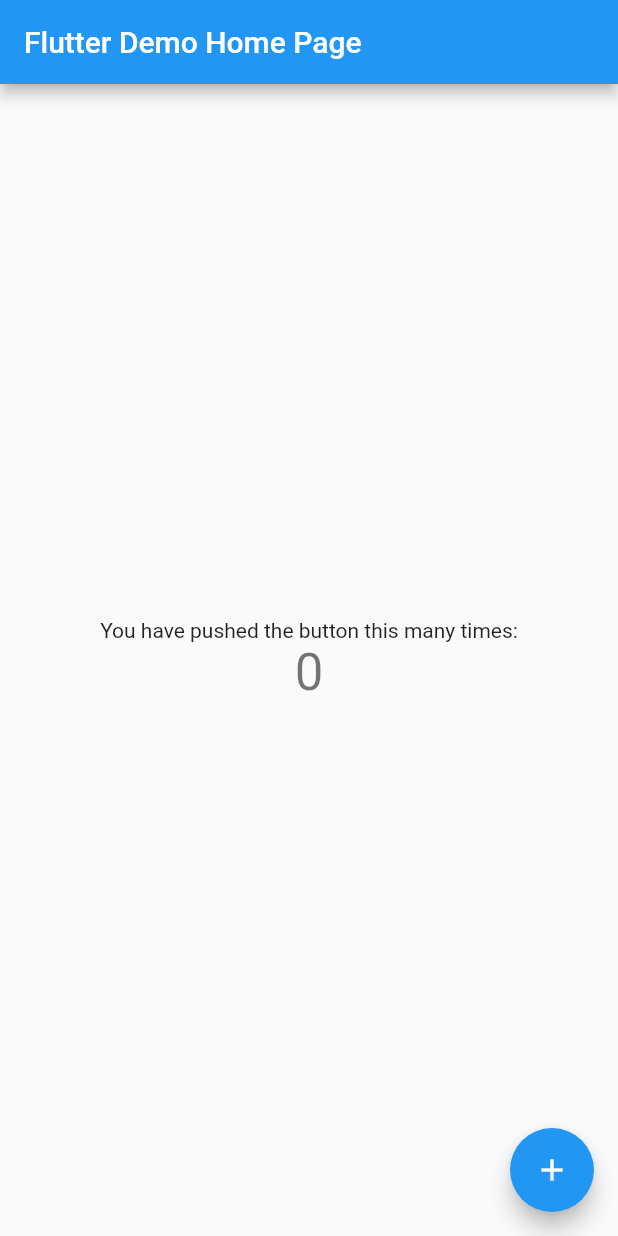
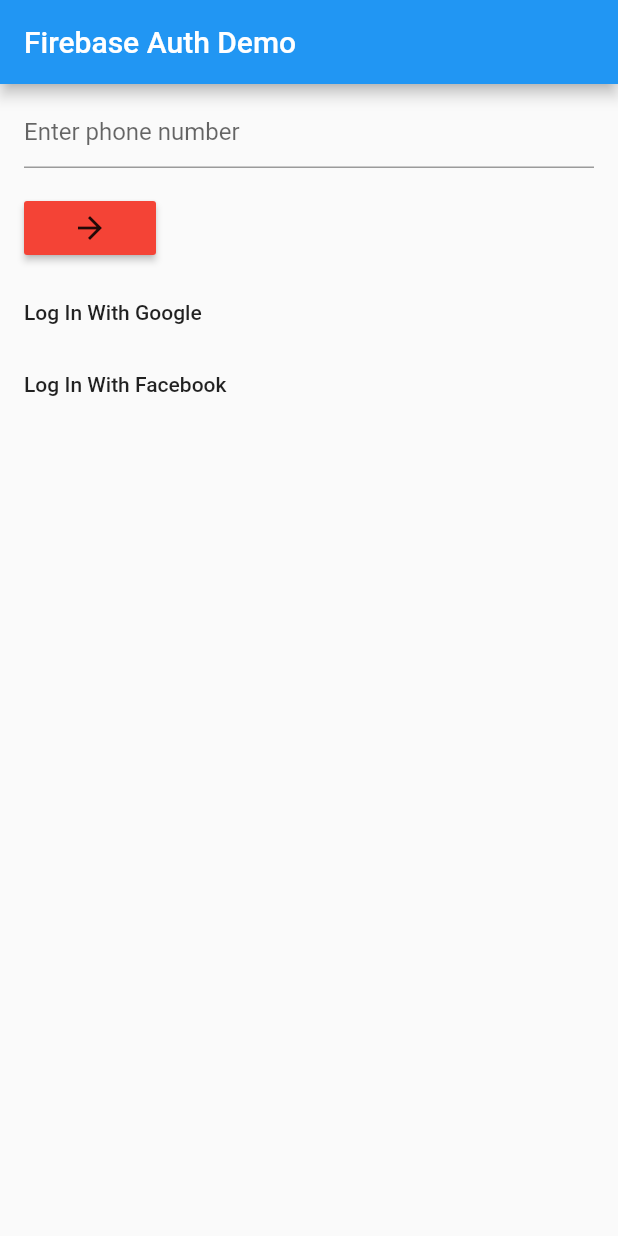
Before and after one commit to ebenezergraham/smartshopper-1, a Flutter app: the screen it shows after launch, on a phone screen of 412 x 824 dp. Run offline on Flutter 3.47's test engine with Material 2 defaults, Android fonts, the phone set to English and light mode, and no system bars; our stand-ins replace firebase_auth, google_sign_in; missing offline and left inert: flutter_facebook_login; accounts and stored records are empty.

Commit message:
Login authentication that allows login with Phone, Facebook and Gmail

```diff
--- a/lib/main.dart
+++ b/lib/main.dart
@@ -1,40 +1,35 @@
+import 'dart:async';
+
 import 'package:flutter/material.dart';
+import 'package:firebase_auth/firebase_auth.dart';
+import 'package:google_sign_in/google_sign_in.dart';
+import 'package:flutter_facebook_login/flutter_facebook_login.dart';
+import 'package:smartshopper/homepage.dart';
 
-void main() => runApp(new MyApp());
+final FirebaseAuth _auth = FirebaseAuth.instance;
+final GoogleSignIn _googleSignIn = new GoogleSignIn();
+final FacebookLogin _fbLogin = new FacebookLogin();
+
+void main() {
+  runApp(new MyApp());
+}
 
 class MyApp extends StatelessWidget {
-  // This widget is the root of your application.
   @override
   Widget build(BuildContext context) {
     return new MaterialApp(
-      title: 'Flutter Demo',
-      theme: new ThemeData(
-        // This is the theme of your application.
-        //
-        // Try running your application with "flutter run". You'll see the
-        // application has a blue toolbar. Then, without quitting the app, try
-        // changing the primarySwatch below to Colors.green and then invoke
-        // "hot reload" (press "r" in the console where you ran "flutter run",
-        // or press Run > Flutter Hot Reload in IntelliJ). Notice that the
-        // counter didn't reset back to zero; the application is not restarted.
-        primarySwatch: Colors.blue,
-      ),
-      home: new MyHomePage(title: 'Flutter Demo Home Page'),
+      title: 'Firebase Auth Demo',
+      home: new MyHomePage(title: 'Firebase Auth Demo'),
+      routes: <String, WidgetBuilder>{
+        //5
+        '/homepage': (BuildContext context) => new MyHomepage(),
+      },
     );
   }
 }
 
 class MyHomePage extends StatefulWidget {
   MyHomePage({Key key, this.title}) : super(key: key);
-
-  // This widget is the home page of your application. It is stateful, meaning
-  // that it has a State object (defined below) that contains fields that affect
-  // how it looks.
-
-  // This class is the configuration for the state. It holds the values (in this
-  // case the title) provided by the parent (in this case the App widget) and
-  // used by the build method of the State. Fields in a Widget subclass are
-  // always marked "final".
 
   final String title;
 
@@ -43,67 +38,151 @@ class MyHomePage extends StatefulWidget {
 }
 
 class _MyHomePageState extends State<MyHomePage> {
-  int _counter = 0;
+  Future<String> _message = new Future<String>.value('');
+  String verificationId;
+  String testPhoneNumber; //changed
+  final TextEditingController _phoneNoController = new TextEditingController();
 
-  void _incrementCounter() {
-    setState(() {
-      // This call to setState tells the Flutter framework that something has
-      // changed in this State, which causes it to rerun the build method below
-      // so that the display can reflect the updated values. If we changed
-      // _counter without calling setState(), then the build method would not be
-      // called again, and so nothing would appear to happen.
-      _counter++;
+  Future<String> _testSignInWithGoogle() async {
+    final GoogleSignInAccount googleUser = await _googleSignIn.signIn();
+    final GoogleSignInAuthentication googleAuth =
+        await googleUser.authentication;
+    final FirebaseUser user = await _auth.signInWithGoogle(
+      accessToken: googleAuth.accessToken,
+      idToken: googleAuth.idToken,
+    );
+    assert(user.email != null);
+    assert(user.displayName != null);
+    assert(!user.isAnonymous);
+    assert(await user.getIdToken() != null);
+
+    final FirebaseUser currentUser = await _auth.currentUser();
+    assert(user.uid == currentUser.uid);
+    Navigator.of(context).pushReplacementNamed('/homepage');
+
+    return 'signInWithGoogle succeeded: $user';
+  }
+
+  Future<String> _loginWithFacebook() async {
+    _fbLogin
+        .logInWithReadPermissions(['email', 'public_profile']).then((result) {
+      switch (result.status) {
+        case FacebookLoginStatus.loggedIn:
+          FirebaseAuth.instance
+              .signInWithFacebook(accessToken: result.accessToken.token)
+              .then((signedInUser) {
+            print('Signed in as ${signedInUser.displayName}');
+            Navigator.of(context).pushReplacementNamed('/homepage');
+          }).catchError((e) {
+            print(e);
+          });
+      }
+    }).catchError((e) {
+      print(e);
     });
+
+    return 'Successfully logged in';
+  }
+
+  Future<void> _testVerifyPhoneNumber() async {
+    final PhoneVerificationCompleted verificationCompleted =
+        (FirebaseUser user) {
+      setState(() {
+        _message =
+            Future<String>.value('signInWithPhoneNumber auto succeeded: $user');
+        Navigator.of(context).pushReplacementNamed('/homepage');
+      });
+    };
+
+    final PhoneVerificationFailed verificationFailed =
+        (AuthException authException) {
+      setState(() {
+        _message = Future<String>.value(
+            'Phone numbber verification failed. Code: ${authException.code}. Message: ${authException.message}');
+      });
+    };
+
+    final PhoneCodeSent codeSent =
+        (String verificationId, [int forceResendingToken]) async {
+      this.verificationId = verificationId;
+    };
+
+    final PhoneCodeAutoRetrievalTimeout codeAutoRetrievalTimeout =
+        (String verificationId) {
+      this.verificationId = verificationId;
+    };
+
+    await _auth.verifyPhoneNumber(
+        phoneNumber: testPhoneNumber,
+        timeout: const Duration(seconds: 5),
+        verificationCompleted: verificationCompleted,
+        verificationFailed: verificationFailed,
+        codeSent: codeSent,
+        codeAutoRetrievalTimeout: codeAutoRetrievalTimeout);
   }
 
   @override
   Widget build(BuildContext context) {
-    // This method is rerun every time setState is called, for instance as done
-    // by the _incrementCounter method above.
-    //
-    // The Flutter framework has been optimized to make rerunning build methods
-    // fast, so that you can just rebuild anything that needs updating rather
-    // than having to individually change instances of widgets.
     return new Scaffold(
       appBar: new AppBar(
-        // Here we take the value from the MyHomePage object that was created by
-        // the App.build method, and use it to set our appbar title.
         title: new Text(widget.title),
       ),
-      body: new Center(
-        // Center is a layout widget. It takes a single child and positions it
-        // in the middle of the parent.
-        child: new Column(
-          // Column is also layout widget. It takes a list of children and
-          // arranges them vertically. By default, it sizes itself to fit its
-          // children horizontally, and tries to be as tall as its parent.
-          //
-          // Invoke "debug paint" (press "p" in the console where you ran
-          // "flutter run", or select "Toggle Debug Paint" from the Flutter tool
-          // window in IntelliJ) to see the wireframe for each widget.
-          //
-          // Column has various properties to control how it sizes itself and
-          // how it positions its children. Here we use mainAxisAlignment to
-          // center the children vertically; the main axis here is the vertical
-          // axis because Columns are vertical (the cross axis would be
-          // horizontal).
-          mainAxisAlignment: MainAxisAlignment.center,
-          children: <Widget>[
-            new Text(
-              'You have pushed the button this many times:',
+      body: new Column(
+        crossAxisAlignment: CrossAxisAlignment.start,
+        children: <Widget>[
+          new Container(
+            margin: const EdgeInsets.only(
+              top: 8.0,
+              bottom: 8.0,
+              left: 16.0,
+              right: 16.0,
             ),
-            new Text(
-              '$_counter',
-              style: Theme.of(context).textTheme.display1,
+            child: new TextField(
+              controller: _phoneNoController,
+              decoration: const InputDecoration(
+                hintText: 'Enter phone number',
+              ),
             ),
-          ],
-        ),
+          ),
+          new Container(
+            margin: const EdgeInsets.only(
+              top: 8.0,
+              bottom: 8.0,
+              left: 16.0,
+              right: 16.0,
+            ),
+            child: new RaisedButton(
+              color: Colors.red,
+              onPressed: () {
+                if (_phoneNoController.text != null) {
+                  this.testPhoneNumber = _phoneNoController.text;
+                  _testVerifyPhoneNumber();
+                }
+              },
+              child: new Icon(Icons.arrow_forward),
+            ),
+          ),
+          new MaterialButton(
+              child: const Text('Log In With Google'),
+              onPressed: () {
+                setState(() {
+                  _message = _testSignInWithGoogle();
+                });
+              }),
+          new MaterialButton(
+              child: const Text('Log In With Facebook'),
+              onPressed: () {
+                _message = _loginWithFacebook();
+              }),
+          new FutureBuilder<String>(
+              future: _message,
+              builder: (_, AsyncSnapshot<String> snapshot) {
+                return new Text(snapshot.data ?? '',
+                    style:
+                        const TextStyle(color: Color.fromARGB(255, 0, 155, 0)));
+              }),
+        ],
       ),
-      floatingActionButton: new FloatingActionButton(
-        onPressed: _incrementCounter,
-        tooltip: 'Increment',
-        child: new Icon(Icons.add),
-      ), // This trailing comma makes auto-formatting nicer for build methods.
     );
   }
 }
--- a/pubspec.yaml
+++ b/pubspec.yaml
@@ -19,6 +19,9 @@ dependencies:
   # The following adds the Cupertino Icons font to your application.
   # Use with the CupertinoIcons class for iOS style icons.
   cupertino_icons: ^0.1.2
+  google_sign_in: ^3.0.5
+  firebase_auth: ^0.5.20
+  flutter_facebook_login:
 
 dev_dependencies:
   flutter_test:
```
Also changed, not shown: lib/homepage.dart (added, +31 -0 lines), pubspec.lock, 5 other files.
